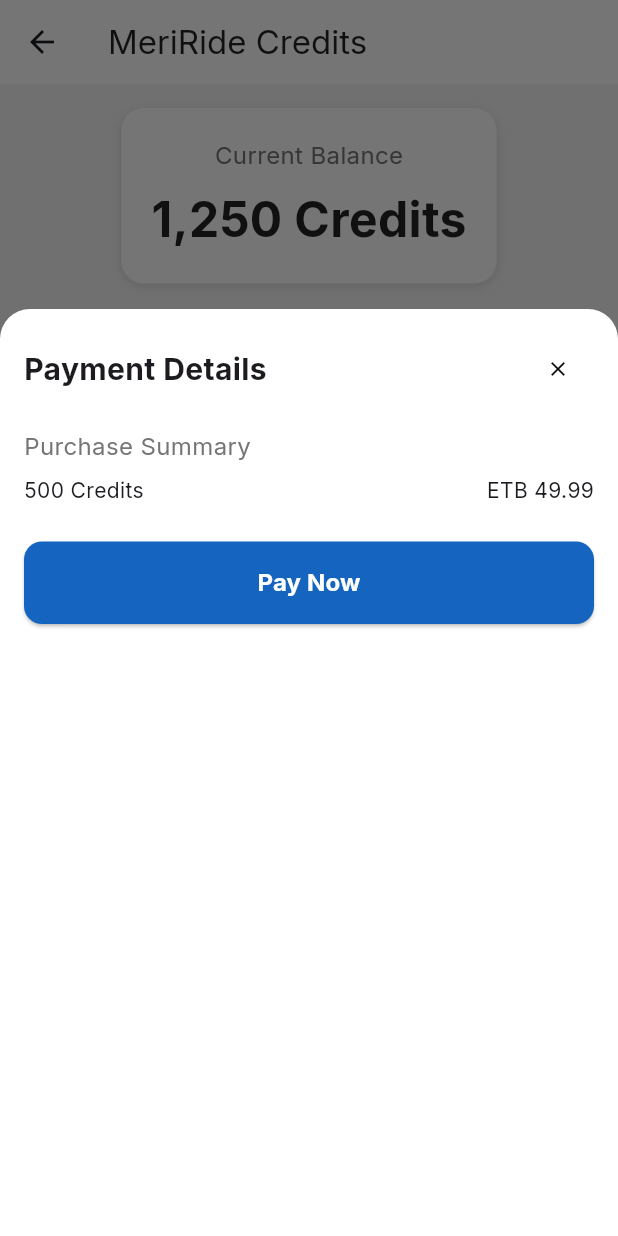
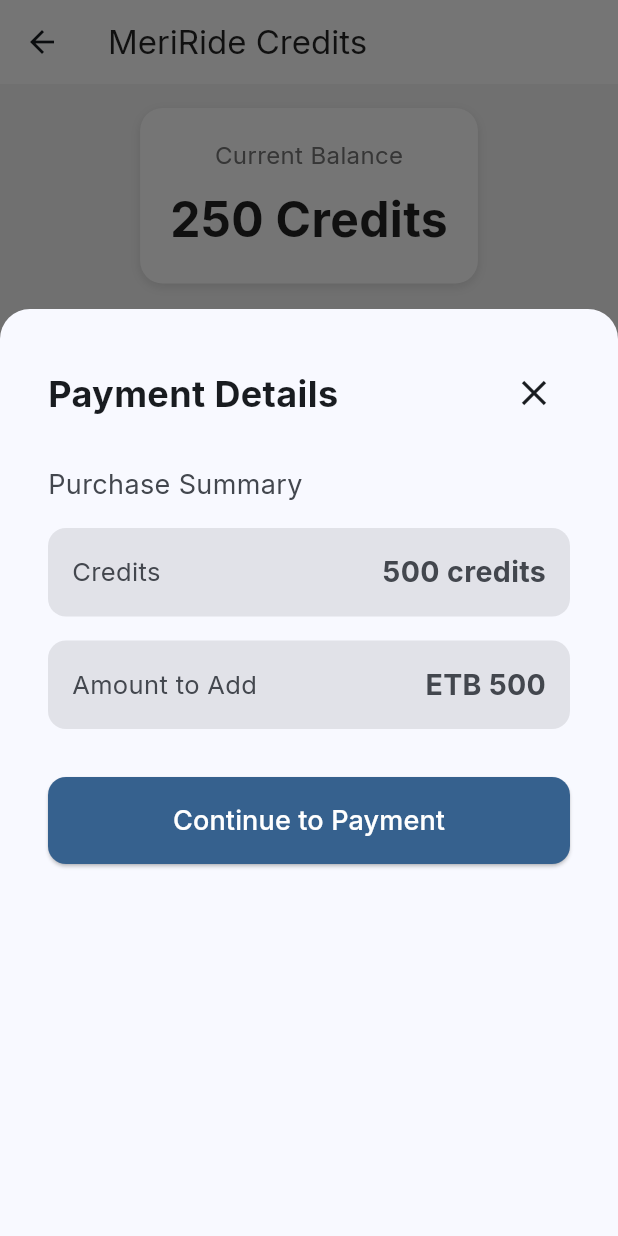
Before and after one commit to hadamard-2/MeriRide, a Flutter app: the CreditsPage screen opened directly, after a tap on "500", on a phone screen of 412 x 824 dp. Run offline on Flutter 3.47's test engine with Material 3 defaults, Android fonts, the phone set to English and light mode, and no system bars; our stand-ins replace country_picker, file_picker, firebase_auth, firebase_core, google_fonts; missing offline and left inert: dotted_dashed_line; accounts and stored records are empty.

Commit message:
redesigned payment sheet on credits page

```diff
--- a/lib/credits.dart
+++ b/lib/credits.dart
@@ -46,7 +46,7 @@
                     ),
                     const SizedBox(height: 8),
                     const Text(
-                      '1,250 Credits',
+                      '250 Credits',
                       style: TextStyle(
                         fontSize: 32,
                         fontWeight: FontWeight.bold,
@@ -78,10 +78,10 @@
                   crossAxisSpacing: 10,
                   mainAxisSpacing: 10,
                   children: [
-                    _buildCreditPackage(context, '500', '49.99'),
-                    _buildCreditPackage(context, '1000', '89.99'),
-                    _buildCreditPackage(context, '2000', '159.99'),
-                    _buildCreditPackage(context, '5000', '299.99'),
+                    _buildCreditPackage(context, '500', '500'),
+                    _buildCreditPackage(context, '1000', '900'),
+                    _buildCreditPackage(context, '2000', '1600'),
+                    _buildCreditPackage(context, '5000', '3500'),
                   ],
                 ),
               ),
@@ -135,74 +135,137 @@
     );
   }
 
-  void _showPaymentSheet(BuildContext context, String credits, String price) {
+  void _showPaymentSheet(BuildContext context, String amount, String price) {
+    final colorScheme = Theme.of(context).colorScheme;
+
     showModalBottomSheet(
       context: context,
       isScrollControlled: true,
       backgroundColor: Colors.transparent,
       builder: (context) => Container(
         height: MediaQuery.of(context).size.height * 0.75,
-        decoration: const BoxDecoration(
-          color: Colors.white,
-          borderRadius: BorderRadius.only(
+        decoration: BoxDecoration(
+          color: colorScheme.surface,
+          borderRadius: const BorderRadius.only(
             topLeft: Radius.circular(20),
             topRight: Radius.circular(20),
           ),
         ),
+        child: Padding(
+          padding: const EdgeInsets.all(12),
           child: Column(
             crossAxisAlignment: CrossAxisAlignment.start,
             children: [
               Padding(
-              padding: const EdgeInsets.all(16.0),
+                padding: const EdgeInsets.all(20.0),
                 child: Column(
                   crossAxisAlignment: CrossAxisAlignment.start,
                   children: [
                     Row(
                       mainAxisAlignment: MainAxisAlignment.spaceBetween,
                       children: [
-                      const Text(
+                        Text(
                           'Payment Details',
                           style: TextStyle(
-                          fontSize: 20,
+                            fontSize: 24,
                             fontWeight: FontWeight.bold,
+                            color: colorScheme.onSurface,
                           ),
                         ),
                         IconButton(
-                        icon: const Icon(Icons.close),
+                          icon: Icon(
+                            Icons.close,
+                            size: 28,
+                            color: colorScheme.onSurface,
+                          ),
                           onPressed: () => Navigator.pop(context),
                         ),
                       ],
                     ),
-                  const SizedBox(height: 16),
+                    const SizedBox(height: 24),
                     Text(
                       'Purchase Summary',
                       style: TextStyle(
-                      fontSize: 16,
-                      color: Colors.grey[600],
+                        fontSize: 18,
+                        color: colorScheme.onSurfaceVariant,
                       ),
                     ),
-                  const SizedBox(height: 8),
-                  Row(
+                    const SizedBox(height: 16),
+                    // New Container for Credits
+                    Container(
+                      padding: const EdgeInsets.all(16),
+                      decoration: BoxDecoration(
+                        color: colorScheme.surfaceContainerHighest,
+                        borderRadius: BorderRadius.circular(12),
+                      ),
+                      child: Row(
                         mainAxisAlignment: MainAxisAlignment.spaceBetween,
                         children: [
-                      Text('$credits Credits'),
-                      Text('ETB $price'),
+                          Text(
+                            'Credits',
+                            style: TextStyle(
+                              fontSize: 17,
+                              color: colorScheme.onSurfaceVariant,
+                            ),
+                          ),
+                          Text(
+                            '$amount credits',
+                            style: TextStyle(
+                              fontSize: 19,
+                              fontWeight: FontWeight.bold,
+                              color: colorScheme.onSurfaceVariant,
+                            ),
+                          ),
                         ],
                       ),
-                  const SizedBox(height: 24),
-                  // Add your payment gateway integration here
+                    ),
+                    const SizedBox(height: 16),
+                    // Existing Container for Price
+                    Container(
+                      padding: const EdgeInsets.all(16),
+                      decoration: BoxDecoration(
+                        color: colorScheme.surfaceContainerHighest,
+                        borderRadius: BorderRadius.circular(12),
+                      ),
+                      child: Row(
+                        mainAxisAlignment: MainAxisAlignment.spaceBetween,
+                        children: [
+                          Text(
+                            'Amount to Add',
+                            style: TextStyle(
+                              fontSize: 17,
+                              color: colorScheme.onSurfaceVariant,
+                            ),
+                          ),
+                          Text(
+                            'ETB $price',
+                            style: TextStyle(
+                              fontSize: 19,
+                              fontWeight: FontWeight.bold,
+                              color: colorScheme.onSurfaceVariant,
+                            ),
+                          ),
+                        ],
+                      ),
+                    ),
+                    const SizedBox(height: 32),
+                    // Payment Button
                     ElevatedButton(
                       onPressed: () {
-                      // Implement payment processing
                         Navigator.pop(context);
                         ScaffoldMessenger.of(context).showSnackBar(
-                        const SnackBar(
-                          content: Text('Payment processing...'),
+                          SnackBar(
+                            content: const Text(
+                              'Processing payment...',
+                              style: TextStyle(fontSize: 16),
+                            ),
+                            backgroundColor: colorScheme.primary,
                           ),
                         );
                       },
                       style: ElevatedButton.styleFrom(
-                      backgroundColor: Colors.blue.shade800,
+                        backgroundColor: colorScheme.primary,
+                        foregroundColor: colorScheme.onPrimary,
                         shape: RoundedRectangleBorder(
                           borderRadius: BorderRadius.circular(12),
                         ),
@@ -212,12 +275,8 @@
                         padding: const EdgeInsets.symmetric(vertical: 16),
                         child: const Center(
                           child: Text(
-                          'Pay Now',
-                          style: TextStyle(
-                            fontSize: 16,
-                            fontWeight: FontWeight.bold,
-                            color: Colors.white,
-                          ),
+                            'Continue to Payment',
+                            style: TextStyle(fontSize: 18),
                           ),
                         ),
                       ),
@@ -228,6 +287,7 @@
             ],
           ),
         ),
+      ),
     );
   }
 }
--- a/lib/main.dart
+++ b/lib/main.dart
@@ -1,5 +1,6 @@
 import 'package:flutter/material.dart';
 import 'package:google_fonts/google_fonts.dart';
+import 'package:meri_ride/credits.dart';
 import 'package:meri_ride/user_auth.dart';
 // import 'package:meri_ride/credits.dart';
 // import 'package:meri_ride/home.dart';
@@ -38,7 +39,7 @@
       //     return snapshot.hasData ? const Home() : const UserAuth();
       //   },
       // ),
-      home: const UserAuth(),
+      home: const CreditsPage(),
     );
   }
 }
```
Lines whose indentation alone changed are shown as unchanged.
